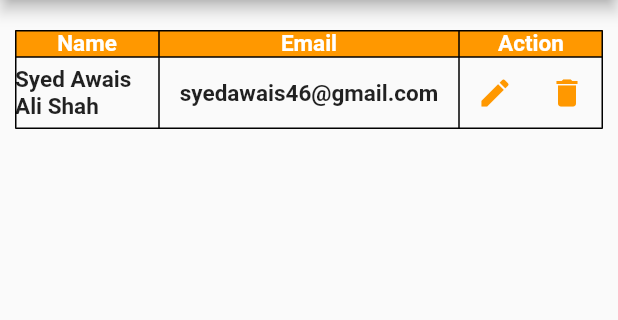
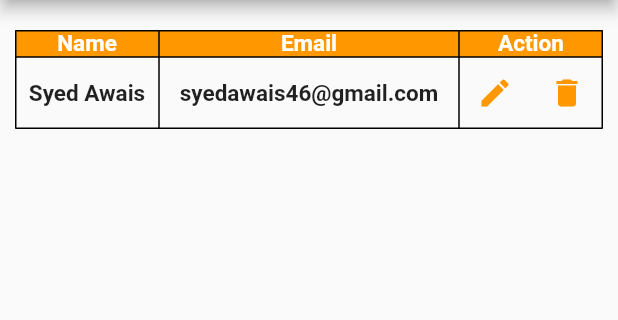
Before and after one commit to syedawaisalishah/flutter_firebase, a Flutter app: the screen it shows after launch, on a phone screen of 412 x 824 dp, the part 84-404 px from its top. Run offline on Flutter 3.47's test engine with Material 2 defaults, Android fonts, the phone set to English and light mode, and no system bars.

```diff
--- a/lib/pages/liststudentpages.dart
+++ b/lib/pages/liststudentpages.dart
@@ -74,7 +74,7 @@ class _liststudentsState extends State<liststudents> {
                       child: Container(
                         child: Center(
                           child: Text(
-                            'Syed Awais Ali Shah',
+                            'Syed Awais',
                             style: TextStyle(
                               fontWeight: FontWeight.bold,
                               fontSize: 15.0,
```
Also changed, not shown: 1 other file.
